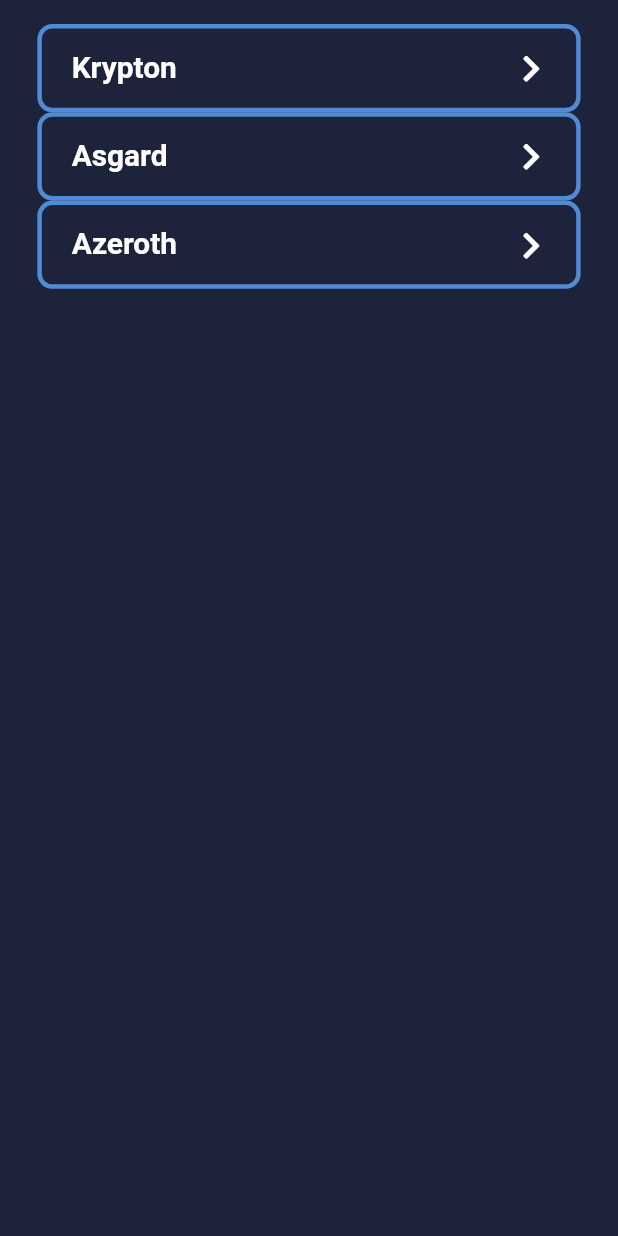
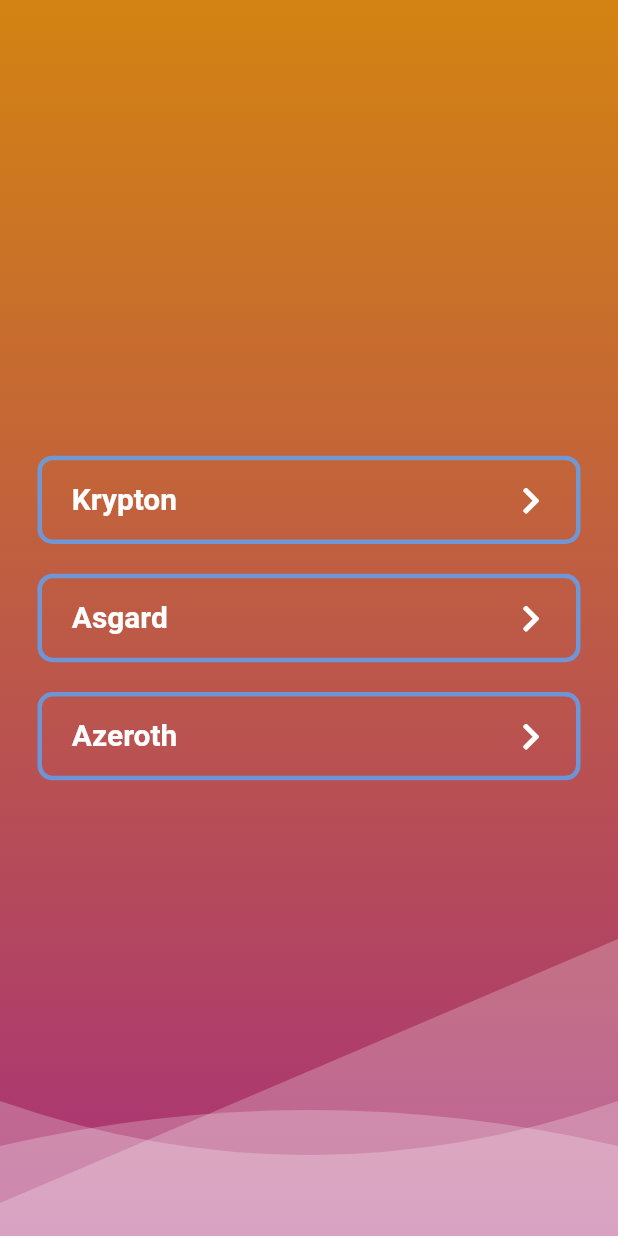
Before and after one commit to abourazanis/wuggame, a Flutter app: the GameScreen screen opened by its route, on a phone screen of 412 x 824 dp. Run offline on Flutter 3.47's test engine with Material 2 defaults, Android fonts, the phone set to English and light mode, and no system bars; our stand-ins replace flare_flutter, font_awesome_flutter, simple_animations.

Commit message:
Use simple animations package, add game screen background animation, change from animationcontroller to simple animation in menu screen

```diff
--- a/lib/ui/game_screen.dart
+++ b/lib/ui/game_screen.dart
@@ -1,9 +1,13 @@
 import 'package:flutter/material.dart';
 import 'package:wug_game/ui/colors.dart';
 import 'package:wug_game/ui/utils.dart';
+import 'package:wug_game/ui/widgets/animated_wave.dart';
 import 'package:wug_game/ui/widgets/fade_container.dart';
+import 'package:wug_game/ui/widgets/game_animated_background.dart';
 import 'package:wug_game/ui/widgets/game_listitem.dart';
 import 'package:flare_flutter/flare_actor.dart';
+
+import 'package:simple_animations/simple_animations.dart';
 
 class GameScreen extends StatefulWidget {
   const GameScreen({Key key}) : super(key: key);
@@ -21,6 +25,8 @@ class GameScreenState extends State<GameScreen> with TickerProviderStateMixin {
   final GlobalKey<AnimatedListState> _listKey = GlobalKey<AnimatedListState>();
 
   final phrases = ["Krypton", "Asgard", "Azeroth"];
+
+  final pi = 3.14;
 
   @override
   void initState() {
@@ -68,29 +74,44 @@ class GameScreenState extends State<GameScreen> with TickerProviderStateMixin {
     final double width = screenSize.width;
 
     return Scaffold(
-        backgroundColor: WugColors.darkBlue,
+        // backgroundColor: WugColors.darkBlue,
         body: Container(
             width: screenSize.width,
             height: screenSize.height,
-            padding: EdgeInsets.only(
-              left: screenAwareSize(25.0, context),
-              right: screenAwareSize(25.0, context),
-            ),
+            // padding: EdgeInsets.only(
+            //   left: screenAwareSize(25.0, context),
+            //   right: screenAwareSize(25.0, context),
+            // ),
             child: Stack(alignment: Alignment.center, children: <Widget>[
-              AnimatedContainer(
-                  duration: Duration(milliseconds: 500),
-                  padding: EdgeInsets.only(
-                      top: animationComplete
-                          ? 0.0
-                          : screenAwareSize(150.0, context)),
+              Positioned.fill(child: AnimatedBackground()),
+              onBottom(AnimatedWave(
+                height: 180,
+                speed: 1.0,
+              )),
+              onBottom(AnimatedWave(
+                height: 120,
+                speed: 0.9,
+                offset: pi,
+              )),
+              onBottom(AnimatedWave(
+                height: 220,
+                speed: 1.2,
+                offset: pi / 2,
+              )),
+              Positioned.fill(
+                child: Align(
+                    alignment: Alignment.center,
                     child: AnimatedList(
                         key: _listKey,
+                        shrinkWrap: true,
                         initialItemCount: phrases.length,
-                      padding: EdgeInsets.symmetric(vertical: 16.0),
+                        padding: EdgeInsets.symmetric(
+                            vertical: 16.0, horizontal: 25.0),
                         itemBuilder: (BuildContext context, int index,
                             Animation animation) {
                           return _buildPhrase(phrases[index], index, width);
                         })),
+              ),
               Center(
                 child: AnimatedOpacity(
                   duration: Duration(milliseconds: 200),
@@ -156,4 +177,11 @@ class GameScreenState extends State<GameScreen> with TickerProviderStateMixin {
       onTap: index != null ? () => selectPhrase(index, width) : null,
     );
   }
+
+  onBottom(Widget child) => Positioned.fill(
+        child: Align(
+          alignment: Alignment.bottomCenter,
+          child: child,
+        ),
+      );
 }
--- /dev/null
+++ b/lib/ui/widgets/animated_wave.dart
@@ -0,0 +1,64 @@
+import 'dart:math';
+
+import 'package:flutter/material.dart';
+import 'package:simple_animations/simple_animations.dart';
+
+class AnimatedWave extends StatelessWidget {
+  final double height;
+  final double speed;
+  final double offset;
+
+  AnimatedWave({this.height, this.speed, this.offset = 0.0});
+
+  @override
+  Widget build(BuildContext context) {
+    return LayoutBuilder(builder: (context, constraints) {
+      return Container(
+        height: height,
+        width: constraints.biggest.width,
+        child: ControlledAnimation(
+            playback: Playback.LOOP,
+            duration: Duration(milliseconds: (5000 / speed).round()),
+            tween: Tween(begin: 0.0, end: 2 * pi),
+            builder: (context, value) {
+              return CustomPaint(
+                foregroundPainter: CurvePainter(value + offset),
+              );
+            }),
+      );
+    });
+  }
+}
+
+class CurvePainter extends CustomPainter {
+  final double value;
+
+  CurvePainter(this.value);
+
+  @override
+  void paint(Canvas canvas, Size size) {
+    final white = Paint()..color = Colors.white.withAlpha(60);
+    final path = Path();
+
+    final y1 = sin(value);
+    final y2 = sin(value + pi / 2);
+    final y3 = sin(value + pi);
+
+    final startPointY = size.height * (0.5 + 0.4 * y1);
+    final controlPointY = size.height * (0.5 + 0.4 * y2);
+    final endPointY = size.height * (0.5 + 0.4 * y3);
+
+    path.moveTo(size.width * 0, startPointY);
+    path.quadraticBezierTo(
+        size.width * 0.5, controlPointY, size.width, endPointY);
+    path.lineTo(size.width, size.height);
+    path.lineTo(0, size.height);
+    path.close();
+    canvas.drawPath(path, white);
+  }
+
+  @override
+  bool shouldRepaint(CustomPainter oldDelegate) {
+    return true;
+  }
+}
--- /dev/null
+++ b/lib/ui/widgets/game_animated_background.dart
@@ -0,0 +1,30 @@
+import 'package:flutter/material.dart';
+import 'package:simple_animations/simple_animations.dart';
+import 'package:wug_game/ui/colors.dart';
+
+class AnimatedBackground extends StatelessWidget {
+  @override
+  Widget build(BuildContext context) {
+    final tween = MultiTrackTween([
+      Track("color1").add(Duration(seconds: 3),
+          ColorTween(begin: Color(0xffD38312), end: WugColors.darkBlue)),
+      Track("color2").add(Duration(seconds: 3),
+          ColorTween(begin: Color(0xffA83279), end: WugColors.darkBlue))
+    ]);
+
+    return ControlledAnimation(
+      playback: Playback.MIRROR,
+      tween: tween,
+      duration: tween.duration,
+      builder: (context, animation) {
+        return Container(
+          decoration: BoxDecoration(
+              gradient: LinearGradient(
+                  begin: Alignment.topCenter,
+                  end: Alignment.bottomCenter,
+                  colors: [animation["color1"], animation["color2"]])),
+        );
+      },
+    );
+  }
+}
--- a/lib/ui/widgets/game_listitem.dart
+++ b/lib/ui/widgets/game_listitem.dart
@@ -64,6 +64,9 @@ class GameListItem extends StatelessWidget {
               opacity: positionAnimation.value > 0.0 ? 0 : 1,
               duration: Duration(milliseconds: 600),
               child: Container(
+                  margin: EdgeInsets.symmetric(
+                    vertical: screenAwareSize(10.0, context),
+                  ),
                   padding: EdgeInsets.fromLTRB(
                       screenAwareSize(20.0, context),
                       screenAwareSize(15.0, context),
--- a/pubspec.yaml
+++ b/pubspec.yaml
@@ -21,6 +21,7 @@ dependencies:
     sdk: flutter
   font_awesome_flutter: ^8.4.0
   flare_flutter: ^1.3.6
+  simple_animations: ^1.0.0
 
   # The following adds the Cupertino Icons font to your application.
   # Use with the CupertinoIcons class for iOS style icons.
```
Also changed, not shown: lib/ui/main_screen.dart (+2 -14 lines), lib/ui/widgets/menubutton_animation.dart (+51 -58 lines), pubspec.lock, 2 other files. Lines whose indentation alone changed are shown as unchanged.
